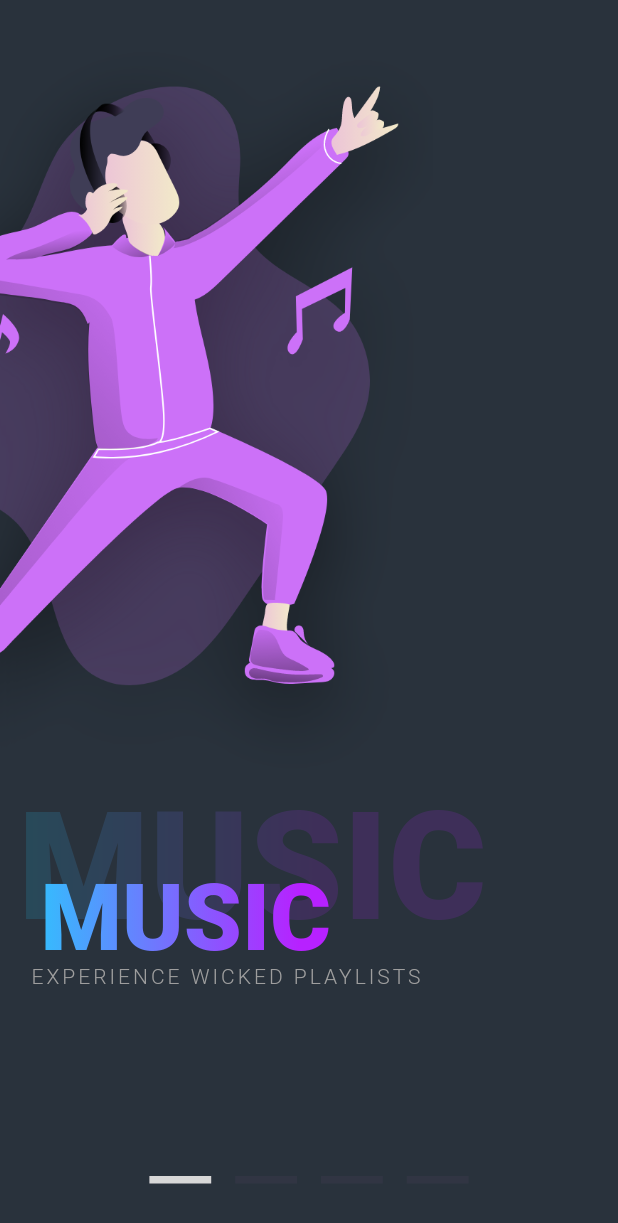
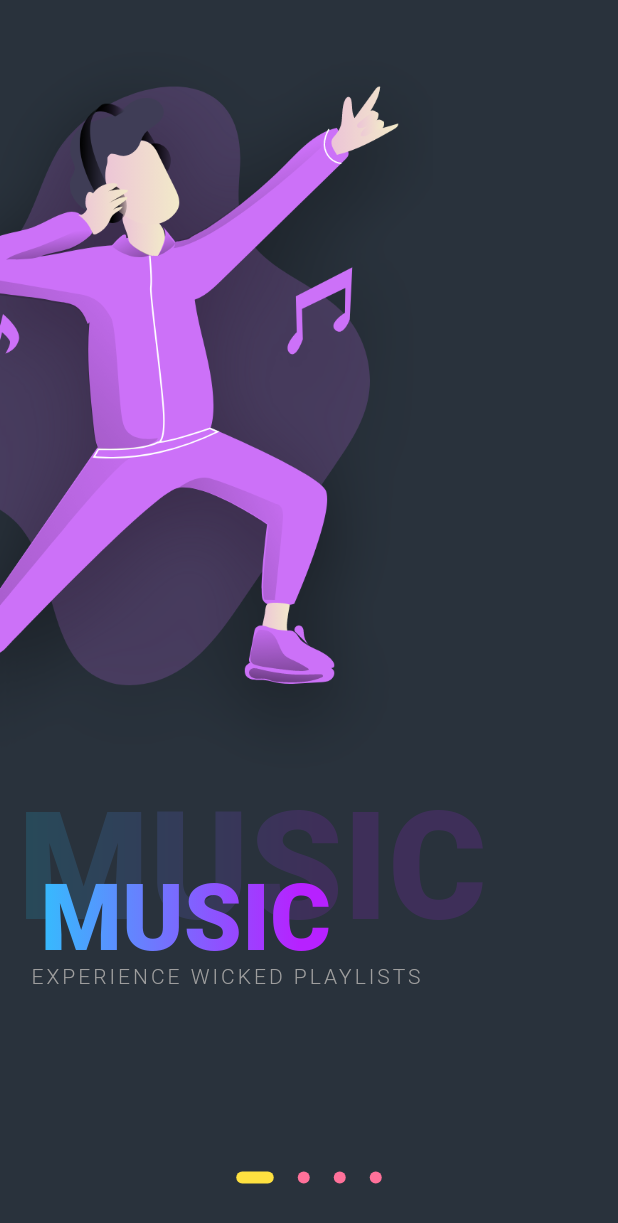
Before and after one commit to pinkeshdarji/LoginRegister, a Flutter app: the screen it shows after launch, on a phone screen of 412 x 824 dp. Shown: the top 1223 px of the screen. Run offline on Flutter 3.47's test engine with Material 2 defaults, Android fonts, the phone set to English and light mode, and no system bars.

Commit message:
circle and expanding indicator added.

```diff
--- /dev/null
+++ b/lib/ui/onboarding/onboarding_circle.dart
@@ -0,0 +1,152 @@
+import 'package:flutter/material.dart';
+import 'package:login_register/utlities/app_colors.dart';
+
+import 'intro_widget.dart';
+
+class OnBoardingCircle extends StatefulWidget {
+  @override
+  _OnBoardingCircleState createState() => _OnBoardingCircleState();
+}
+
+class _OnBoardingCircleState extends State<OnBoardingCircle> {
+  double screenWidth = 0.0;
+  double screenheight = 0.0;
+
+  int currentPageValue = 0;
+  int previousPageValue = 0;
+  PageController controller;
+  double _moveBar = 0.0;
+
+  @override
+  void initState() {
+    // TODO: implement initState
+    super.initState();
+
+    controller = PageController(initialPage: currentPageValue);
+  }
+
+  void getChangedPageAndMoveBar(int page) {
+    print('page is $page');
+
+    currentPageValue = page;
+
+    if (previousPageValue == 0) {
+      previousPageValue = currentPageValue;
+      _moveBar = _moveBar + 0.14;
+    } else {
+      if (previousPageValue < currentPageValue) {
+        previousPageValue = currentPageValue;
+        _moveBar = _moveBar + 0.14;
+      } else {
+        previousPageValue = currentPageValue;
+        _moveBar = _moveBar - 0.14;
+      }
+    }
+
+    setState(() {});
+  }
+
+  @override
+  Widget build(BuildContext context) {
+    screenWidth = MediaQuery.of(context).size.width;
+    screenheight = MediaQuery.of(context).size.height;
+
+    final List<Widget> introWidgetsList = <Widget>[
+      IntroWidget(
+          screenWidth: screenWidth,
+          screenheight: screenheight,
+          image: 'assets/images/purple.png',
+          type: 'Music',
+          startGradientColor: kBlue,
+          endGradientColor: kPruple,
+          subText: 'EXPERIENCE WICKED PLAYLISTS'),
+      IntroWidget(
+          screenWidth: screenWidth,
+          screenheight: screenheight,
+          image: 'assets/images/yellow.png',
+          type: 'Spa',
+          startGradientColor: kOrange,
+          endGradientColor: kYellow,
+          subText: 'FEEL THE MAGIC OF WELLNESS'),
+      IntroWidget(
+          screenWidth: screenWidth,
+          screenheight: screenheight,
+          image: 'assets/images/green.png',
+          type: 'Travel',
+          startGradientColor: kGreen,
+          endGradientColor: kBlue2,
+          subText: "LET'S HIKE IT UP!"),
+      IntroWidget(
+          screenWidth: screenWidth,
+          screenheight: screenheight,
+          image: 'assets/images/red.png',
+          type: 'Books',
+          startGradientColor: kLightOrange,
+          endGradientColor: kLightRed,
+          subText: 'HAVE A BREAK, HAVE A E-BOOK'),
+    ];
+
+    return Scaffold(
+      body: SafeArea(
+          child: Container(
+        child: Stack(
+          alignment: AlignmentDirectional.bottomCenter,
+          children: <Widget>[
+            PageView.builder(
+              physics: ClampingScrollPhysics(),
+              itemCount: introWidgetsList.length,
+              onPageChanged: (int page) {
+                getChangedPageAndMoveBar(page);
+              },
+              controller: controller,
+              itemBuilder: (context, index) {
+                return introWidgetsList[index];
+              },
+            ),
+            Stack(
+              alignment: AlignmentDirectional.topStart,
+              children: <Widget>[
+                Container(
+                  margin: EdgeInsets.only(bottom: 35),
+                  child: Row(
+                    mainAxisSize: MainAxisSize.min,
+                    mainAxisAlignment: MainAxisAlignment.center,
+                    children: <Widget>[
+                      for (int i = 0; i < introWidgetsList.length; i++)
+                        if (i == currentPageValue) ...[expandingBar(true)] else
+                          expandingBar(false),
+                    ],
+                  ),
+                ),
+              ],
+            ),
+          ],
+        ),
+      )),
+    );
+  }
+
+  Widget circleBar(bool isActive) {
+    return AnimatedContainer(
+      duration: Duration(milliseconds: 150),
+      margin: EdgeInsets.symmetric(horizontal: 8),
+      height: isActive ? 12 : 8,
+      width: isActive ? 12 : 8,
+      decoration: BoxDecoration(
+          color: isActive ? kOrange : klightGrey,
+          borderRadius: BorderRadius.all(Radius.circular(12))),
+    );
+  }
+
+  Widget expandingBar(bool isActive) {
+    return AnimatedContainer(
+      duration: Duration(milliseconds: 300),
+      margin: EdgeInsets.symmetric(horizontal: 8),
+      height: 8,
+      width: isActive ? 25 : 8,
+      decoration: BoxDecoration(
+          color: isActive ? kOrange : kLightRed,
+          borderRadius: BorderRadius.all(Radius.circular(12))),
+    );
+  }
+}
--- a/lib/ui/splash.dart
+++ b/lib/ui/splash.dart
@@ -1,9 +1,10 @@
 import 'dart:async';
 
 import 'package:flutter/material.dart';
-import 'package:login_register/ui/onboarding/onboarding.dart';
 import 'package:login_register/utlities/app_colors.dart';
 import 'package:login_register/utlities/hex_color.dart';
+
+import 'onboarding/onboarding_circle.dart';
 
 class Splash extends StatefulWidget {
   @override
@@ -26,7 +27,7 @@ class _SplashState extends State<Splash> {
       // Navigator.of(context).push(MaterialPageRoute(builder: null))
       Navigator.push(
         context,
-        MaterialPageRoute(builder: (context) => OnBoarding()),
+        MaterialPageRoute(builder: (context) => OnBoardingCircle()),
       );
     });
   }
```
